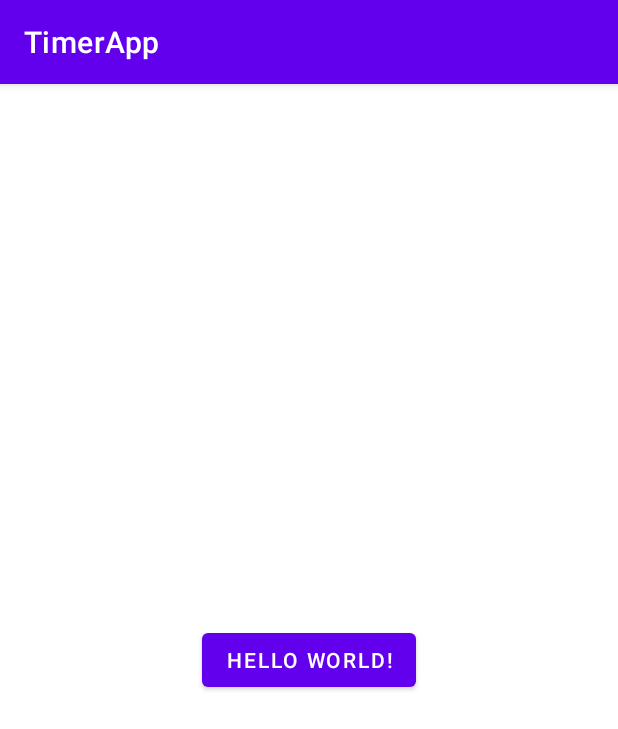
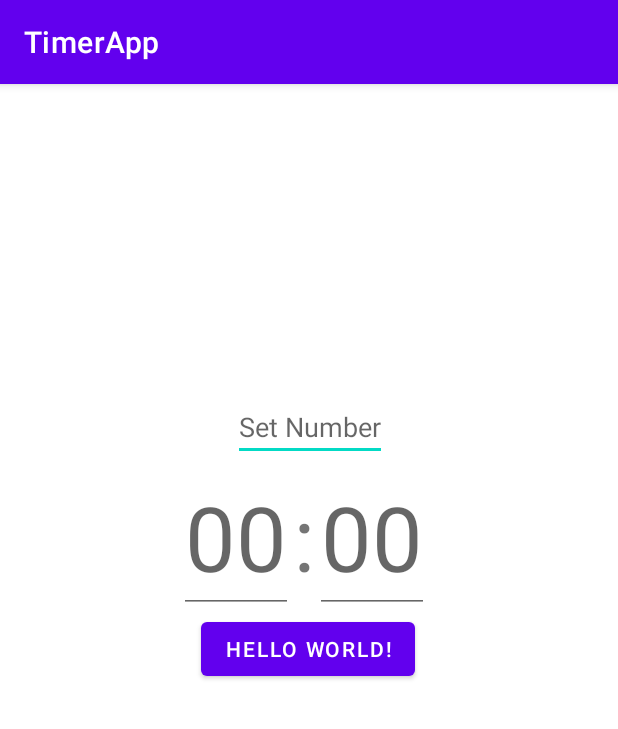
Before and after one commit to dparaiso/TimerApp, an Android app: the screen it shows after launch (MainActivity), on a phone screen of 412 x 824 dp. Shown: the top 729 px of the screen. Run offline under Robolectric (Android 15) with nearby library versions, the phone set to English and light mode, and no system bars.

Commit message:
updated watch timer

```diff
--- a/app/build.gradle
+++ b/app/build.gradle
@@ -24,6 +24,7 @@ android {
     compileOptions {
         sourceCompatibility JavaVersion.VERSION_1_8
         targetCompatibility JavaVersion.VERSION_1_8
+
     }
     buildFeatures {
         viewBinding true
@@ -31,7 +32,6 @@ android {
 }
 
 dependencies {
-
     implementation 'androidx.appcompat:appcompat:1.4.2'
     implementation 'com.google.android.material:material:1.6.1'
     implementation 'androidx.constraintlayout:constraintlayout:2.1.4'
--- a/app/src/main/java/com/example/timerapp/MainActivity.java
+++ b/app/src/main/java/com/example/timerapp/MainActivity.java
@@ -4,19 +4,33 @@ import androidx.appcompat.app.AppCompatActivity;
 
 import android.content.Intent;
 import android.os.Bundle;
+import android.text.Editable;
+import android.text.InputType;
+import android.text.SpannableStringBuilder;
+import android.text.TextWatcher;
+import android.util.Log;
+import android.view.Gravity;
 import android.view.View;
 import android.widget.Button;
+import android.widget.EditText;
+import android.widget.Toast;
 
 public class MainActivity extends AppCompatActivity {
 
     private Button btnStart;
-
+    private EditText setNum;
+    private EditText minutes;
+    private EditText seconds;
     @Override
     protected void onCreate(Bundle savedInstanceState) {
         super.onCreate(savedInstanceState);
         setContentView(R.layout.activity_main);
 
-        btnStart =  (Button) findViewById(R.id.start);
+
+        btnStart = findViewById(R.id.start);
+        setNum = findViewById(R.id.setNum);
+        minutes = findViewById(R.id.timerMinutes);
+        seconds = findViewById(R.id.timerSeconds);
 
         btnStart.setOnClickListener(new View.OnClickListener(){
             @Override
@@ -25,6 +39,45 @@ public class MainActivity extends AppCompatActivity {
                 startActivity(intent);
             }
         });
+
+        seconds.setInputType(InputType.TYPE_CLASS_DATETIME);
+        minutes.setInputType(InputType.TYPE_CLASS_DATETIME);
+        seconds.addTextChangedListener(new TextWatcher() {
+            int prevLen = 0;
+            int index = 0;
+
+            @Override
+            public void beforeTextChanged(CharSequence s, int start, int count, int after) {
+                prevLen = seconds.getText().toString().length();
+            }
+
+            @Override
+            public void onTextChanged(CharSequence s, int start, int before, int count) {
+            }
+
+            @Override
+            public void afterTextChanged(Editable s) {
+                int length = s.toString().length();
+                if(length == 0){
+                    return;
+                }
+            }
+        });
+
+        seconds.setOnFocusChangeListener(new View.OnFocusChangeListener() {
+            @Override
+            public void onFocusChange(View v, boolean hasFocus) {
+                if(!hasFocus){
+                    if(seconds.getText().toString().length() == 1){
+                        String tmp = "0";
+                        tmp = tmp + seconds.getText().toString();
+                        Editable edible = new SpannableStringBuilder(tmp);
+                        seconds.setText(edible);
+                    }
+                }
+            }
+        });
+
     }
 
 }
--- a/app/src/main/res/layout/activity_main.xml
+++ b/app/src/main/res/layout/activity_main.xml
@@ -6,14 +6,75 @@
     android:layout_height="match_parent"
     tools:context=".MainActivity">
 
+
+    <EditText
+        android:id="@+id/setNum"
+        android:layout_width="wrap_content"
+        android:layout_height="wrap_content"
+        android:layout_marginEnd="28dp"
+        android:hint="Set Number"
+        android:inputType="number"
+        android:maxLength="2"
+        app:layout_constraintBottom_toTopOf="@+id/timerMinutes"
+        app:layout_constraintEnd_toEndOf="@+id/timerSeconds" />
+
+    <EditText
+        android:id="@+id/timerMinutes"
+        android:layout_width="wrap_content"
+        android:layout_height="wrap_content"
+        android:layout_centerHorizontal="true"
+        android:layout_centerVertical="true"
+        android:layout_marginTop="251dp"
+        android:hint="00"
+        android:maxLength="2"
+        android:inputType="textVisiblePassword"
+        android:textColor="@android:color/black"
+        android:textSize="60sp"
+        app:layout_constraintEnd_toStartOf="@+id/textView"
+        app:layout_constraintHorizontal_chainStyle="packed"
+        app:layout_constraintStart_toStartOf="parent"
+        app:layout_constraintTop_toTopOf="parent" />
+
+    <TextView
+        android:id="@+id/textView"
+        android:layout_width="wrap_content"
+        android:layout_height="wrap_content"
+        android:text=":"
+        android:textSize="60sp"
+        app:layout_constraintBaseline_toBaselineOf="@+id/timerMinutes"
+        app:layout_constraintEnd_toStartOf="@+id/timerSeconds"
+        app:layout_constraintStart_toEndOf="@+id/timerMinutes" />
+
+    <EditText
+        android:id="@+id/timerSeconds"
+        android:layout_width="wrap_content"
+        android:layout_height="wrap_content"
+        android:layout_centerHorizontal="true"
+        android:layout_centerVertical="true"
+        android:layout_marginEnd="7dp"
+        android:hint="00"
+        android:maxLength="2"
+        android:inputType="textVisiblePassword"
+        android:textColor="@android:color/black"
+        android:textSize="60sp"
+        app:layout_constraintEnd_toEndOf="parent"
+        app:layout_constraintStart_toEndOf="@+id/textView"
+        app:layout_constraintTop_toBottomOf="@+id/setNum" />
+
     <Button
         android:id="@+id/start"
         android:layout_width="wrap_content"
         android:layout_height="wrap_content"
+        android:layout_marginEnd="9dp"
         android:text="Hello World!"
-        app:layout_constraintBottom_toBottomOf="parent"
-        app:layout_constraintEnd_toEndOf="parent"
-        app:layout_constraintStart_toStartOf="parent"
-        app:layout_constraintTop_toTopOf="parent" />
+        app:layout_constraintEnd_toEndOf="@+id/timerSeconds"
+        app:layout_constraintTop_toBottomOf="@+id/timerMinutes" />
+
+    <androidx.constraintlayout.widget.Guideline
+        android:id="@+id/guideline2"
+        android:layout_width="wrap_content"
+        android:layout_height="wrap_content"
+        android:orientation="vertical"
+        app:layout_constraintGuide_end="391dp" />
 
 </androidx.constraintlayout.widget.ConstraintLayout>
```
Also changed, not shown: app/src/main/java/com/example/timerapp/PrepareActivity.java (+17 -17 lines), app/src/main/res/layout/activity_prepare.xml (+11 -12 lines).
